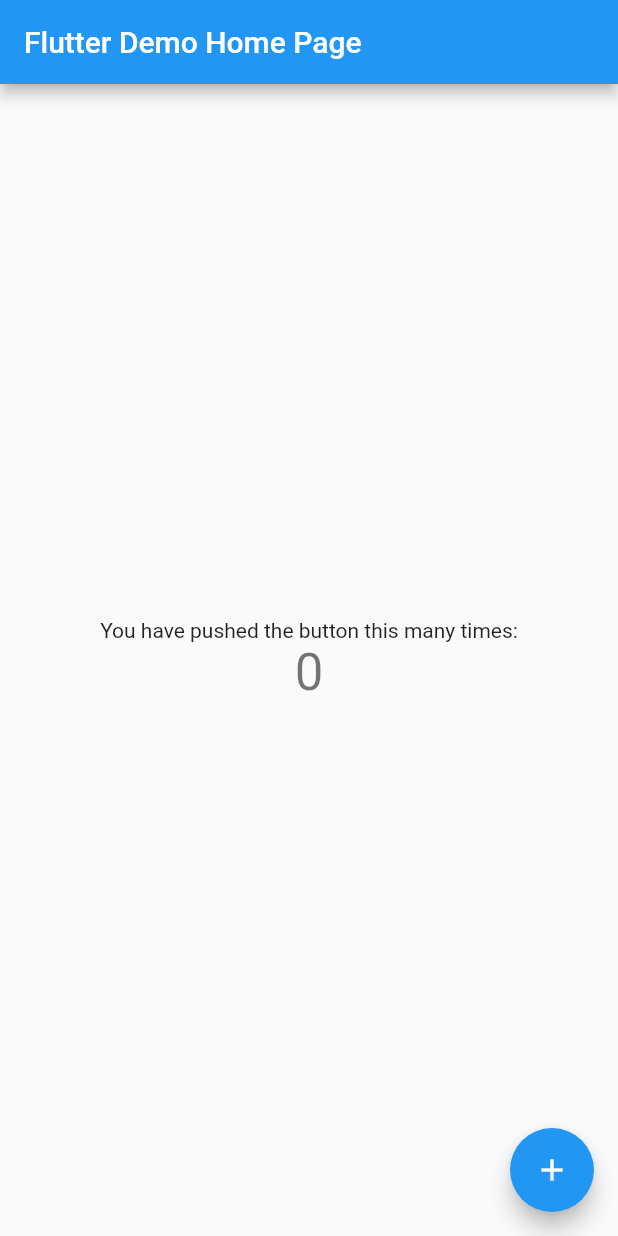
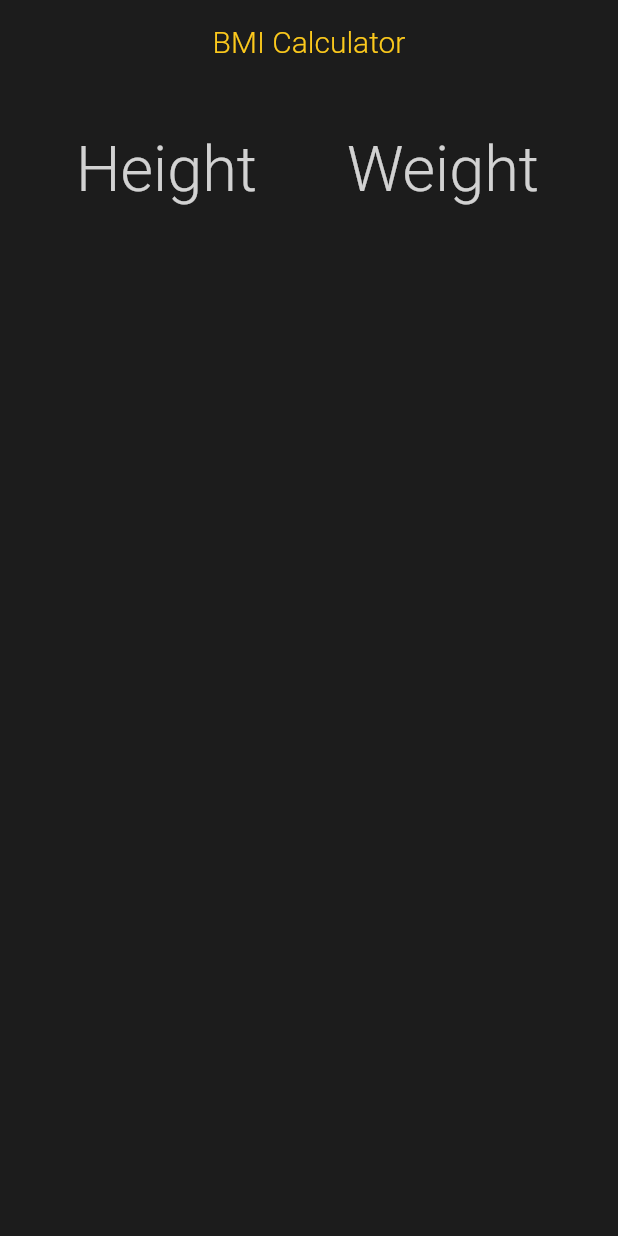
Before and after one commit to HappyFeed/bmi_calculator, a Flutter app: the screen it shows after launch, on a phone screen of 412 x 824 dp. Run offline on Flutter 3.47's test engine with Material 2 defaults, Android fonts, the phone set to English and light mode, and no system bars; our stand-ins replace hexcolor.

Commit message:
textFields and config

```diff
--- /dev/null
+++ b/lib/constants/app_constants.dart
@@ -0,0 +1,5 @@
+import 'package:flutter/material.dart';
+import 'package:hexcolor/hexcolor.dart';
+
+final Color mainHexColor = HexColor("#1C1C1C");
+final Color accentHexColor = HexColor("#FCC91C");
--- a/lib/main.dart
+++ b/lib/main.dart
@@ -1,115 +1,23 @@
 import 'package:flutter/material.dart';
+import 'package:bmi_calculator/screens/home.dart';
 
 void main() {
-  runApp(const MyApp());
+  runApp(MyApp());
 }
 
 class MyApp extends StatelessWidget {
   const MyApp({super.key});
 
-  // This widget is the root of your application.
   @override
   Widget build(BuildContext context) {
     return MaterialApp(
-      title: 'Flutter Demo',
+      title: 'BMI calculator',
+      debugShowCheckedModeBanner: false,
       theme: ThemeData(
-        // This is the theme of your application.
-        //
-        // Try running your application with "flutter run". You'll see the
-        // application has a blue toolbar. Then, without quitting the app, try
-        // changing the primarySwatch below to Colors.green and then invoke
-        // "hot reload" (press "r" in the console where you ran "flutter run",
-        // or simply save your changes to "hot reload" in a Flutter IDE).
-        // Notice that the counter didn't reset back to zero; the application
-        // is not restarted.
-        primarySwatch: Colors.blue,
+        primarySwatch: Colors.yellow,
+        visualDensity: VisualDensity.adaptivePlatformDensity,
       ),
-      home: const MyHomePage(title: 'Flutter Demo Home Page'),
+      home: HomeScreen(),
     );
   }
 }
-
-class MyHomePage extends StatefulWidget {
-  const MyHomePage({super.key, required this.title});
-
-  // This widget is the home page of your application. It is stateful, meaning
-  // that it has a State object (defined below) that contains fields that affect
-  // how it looks.
-
-  // This class is the configuration for the state. It holds the values (in this
-  // case the title) provided by the parent (in this case the App widget) and
-  // used by the build method of the State. Fields in a Widget subclass are
-  // always marked "final".
-
-  final String title;
-
-  @override
-  State<MyHomePage> createState() => _MyHomePageState();
-}
-
-class _MyHomePageState extends State<MyHomePage> {
-  int _counter = 0;
-
-  void _incrementCounter() {
-    setState(() {
-      // This call to setState tells the Flutter framework that something has
-      // changed in this State, which causes it to rerun the build method below
-      // so that the display can reflect the updated values. If we changed
-      // _counter without calling setState(), then the build method would not be
-      // called again, and so nothing would appear to happen.
-      _counter++;
-    });
-  }
-
-  @override
-  Widget build(BuildContext context) {
-    // This method is rerun every time setState is called, for instance as done
-    // by the _incrementCounter method above.
-    //
-    // The Flutter framework has been optimized to make rerunning build methods
-    // fast, so that you can just rebuild anything that needs updating rather
-    // than having to individually change instances of widgets.
-    return Scaffold(
-      appBar: AppBar(
-        // Here we take the value from the MyHomePage object that was created by
-        // the App.build method, and use it to set our appbar title.
-        title: Text(widget.title),
-      ),
-      body: Center(
-        // Center is a layout widget. It takes a single child and positions it
-        // in the middle of the parent.
-        child: Column(
-          // Column is also a layout widget. It takes a list of children and
-          // arranges them vertically. By default, it sizes itself to fit its
-          // children horizontally, and tries to be as tall as its parent.
-          //
-          // Invoke "debug painting" (press "p" in the console, choose the
-          // "Toggle Debug Paint" action from the Flutter Inspector in Android
-          // Studio, or the "Toggle Debug Paint" command in Visual Studio Code)
-          // to see the wireframe for each widget.
-          //
-          // Column has various properties to control how it sizes itself and
-          // how it positions its children. Here we use mainAxisAlignment to
-          // center the children vertically; the main axis here is the vertical
-          // axis because Columns are vertical (the cross axis would be
-          // horizontal).
-          mainAxisAlignment: MainAxisAlignment.center,
-          children: <Widget>[
-            const Text(
-              'You have pushed the button this many times:',
-            ),
-            Text(
-              '$_counter',
-              style: Theme.of(context).textTheme.headline4,
-            ),
-          ],
-        ),
-      ),
-      floatingActionButton: FloatingActionButton(
-        onPressed: _incrementCounter,
-        tooltip: 'Increment',
-        child: const Icon(Icons.add),
-      ), // This trailing comma makes auto-formatting nicer for build methods.
-    );
-  }
-}
--- /dev/null
+++ b/lib/screens/home.dart
@@ -0,0 +1,77 @@
+import 'package:bmi_calculator/constants/app_constants.dart';
+import 'package:bmi_calculator/widgets/left_bar.dart';
+import 'package:bmi_calculator/widgets/right_bar.dart';
+import 'package:flutter/material.dart';
+
+class HomeScreen extends StatefulWidget {
+  const HomeScreen({super.key});
+
+  @override
+  State<HomeScreen> createState() => _HomeScreenState();
+}
+
+class _HomeScreenState extends State<HomeScreen> {
+  @override
+  Widget build(BuildContext context) {
+    return Scaffold(
+      appBar: AppBar(
+        title: Text(
+          "BMI Calculator",
+          style: TextStyle(color: accentHexColor, fontWeight: FontWeight.w300),
+        ),
+        backgroundColor: Colors.transparent,
+        elevation: 0,
+        centerTitle: true,
+      ),
+      backgroundColor: mainHexColor,
+      body: SingleChildScrollView(
+        child: Column(
+          children: [
+            SizedBox(
+              height: 20,
+            ),
+            Row(
+              mainAxisAlignment: MainAxisAlignment.spaceEvenly,
+              children: [
+                Container(
+                  width: 130,
+                  child: TextField(
+                    style: TextStyle(
+                        fontSize: 42,
+                        fontWeight: FontWeight.w300,
+                        color: accentHexColor),
+                    keyboardType: TextInputType.number,
+                    decoration: InputDecoration(
+                        border: InputBorder.none,
+                        hintText: 'Height',
+                        hintStyle: TextStyle(
+                            fontSize: 42,
+                            fontWeight: FontWeight.w300,
+                            color: Colors.white.withOpacity(.8))),
+                  ),
+                ),
+                Container(
+                  width: 130,
+                  child: TextField(
+                    style: TextStyle(
+                        fontSize: 42,
+                        fontWeight: FontWeight.w300,
+                        color: accentHexColor),
+                    keyboardType: TextInputType.number,
+                    decoration: InputDecoration(
+                        border: InputBorder.none,
+                        hintText: 'Weight',
+                        hintStyle: TextStyle(
+                            fontSize: 42,
+                            fontWeight: FontWeight.w300,
+                            color: Colors.white.withOpacity(.8))),
+                  ),
+                )
+              ],
+            )
+          ],
+        ),
+      ),
+    );
+  }
+}
--- a/pubspec.yaml
+++ b/pubspec.yaml
@@ -40,6 +40,7 @@ dependencies:
 dev_dependencies:
   flutter_test:
     sdk: flutter
+  hexcolor: ^2.0.7
 
   # The "flutter_lints" package below contains a set of recommended lints to
   # encourage good coding practices. The lint set provided by the package is
```
Also changed, not shown: lib/widgets/left_bar.dart (added, +28 -0 lines), lib/widgets/right_bar.dart (added, +28 -0 lines), pubspec.lock, 1 other file.
